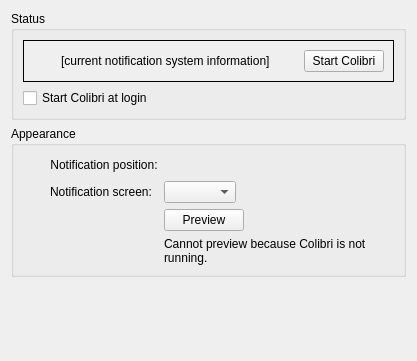
First picture: the form in kcm/controlmodule.ui, repository netrunner-debian-kde-extras/colibri, before the edit.
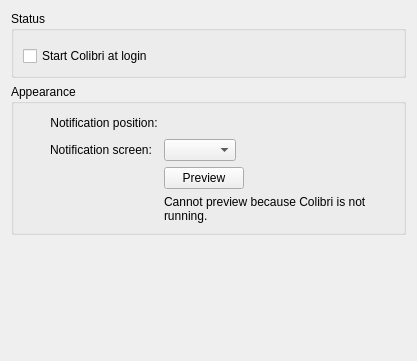
Second picture: the form after the edit. Custom widgets are drawn as their Qt base class.

Diff of the .ui file:
```diff
--- a/kcm/controlmodule.ui
+++ b/kcm/controlmodule.ui
@@ -18,67 +18,7 @@
      </property>
      <layout class="QVBoxLayout" name="verticalLayout_3">
       <item>
-       <widget class="QFrame" name="stateContainer">
-        <property name="autoFillBackground">
-         <bool>true</bool>
-        </property>
-        <property name="frameShape">
-         <enum>QFrame::Box</enum>
-        </property>
-        <property name="frameShadow">
-         <enum>QFrame::Plain</enum>
-        </property>
-        <layout class="QHBoxLayout" name="horizontalLayout_2">
-         <item>
-          <widget class="QLabel" name="stateIconLabel">
-           <property name="sizePolicy">
-            <sizepolicy hsizetype="Fixed" vsizetype="Fixed">
-             <horstretch>0</horstretch>
-             <verstretch>0</verstretch>
-            </sizepolicy>
-           </property>
-           <property name="minimumSize">
-            <size>
-             <width>22</width>
-             <height>22</height>
-            </size>
-           </property>
-           <property name="text">
-            <string/>
-           </property>
-          </widget>
-         </item>
-         <item>
-          <widget class="QLabel" name="stateTextLabel">
-           <property name="sizePolicy">
-            <sizepolicy hsizetype="Expanding" vsizetype="Preferred">
-             <horstretch>0</horstretch>
-             <verstretch>0</verstretch>
-            </sizepolicy>
-           </property>
-           <property name="text">
-            <string notr="true">[current notification system information]</string>
-           </property>
-           <property name="wordWrap">
-            <bool>true</bool>
-           </property>
-          </widget>
-         </item>
-         <item>
-          <widget class="QPushButton" name="startButton">
-           <property name="sizePolicy">
-            <sizepolicy hsizetype="Fixed" vsizetype="Fixed">
-             <horstretch>0</horstretch>
-             <verstretch>0</verstretch>
-            </sizepolicy>
-           </property>
-           <property name="text">
-            <string>Start Colibri</string>
-           </property>
-          </widget>
-         </item>
-        </layout>
-       </widget>
+       <widget class="KMessageWidget" name="messageWidget"/>
       </item>
       <item>
        <widget class="QCheckBox" name="kcfg_AutoStart">
@@ -253,6 +193,12 @@
    <header>alignmentselector.h</header>
    <container>1</container>
   </customwidget>
+  <customwidget>
+   <class>KMessageWidget</class>
+   <extends>QFrame</extends>
+   <header location="global">KMessageWidget</header>
+   <container>1</container>
+  </customwidget>
  </customwidgets>
  <resources/>
  <connections/>
```
Left out of the diff: 2 changed lines with no effect on the pictures.
